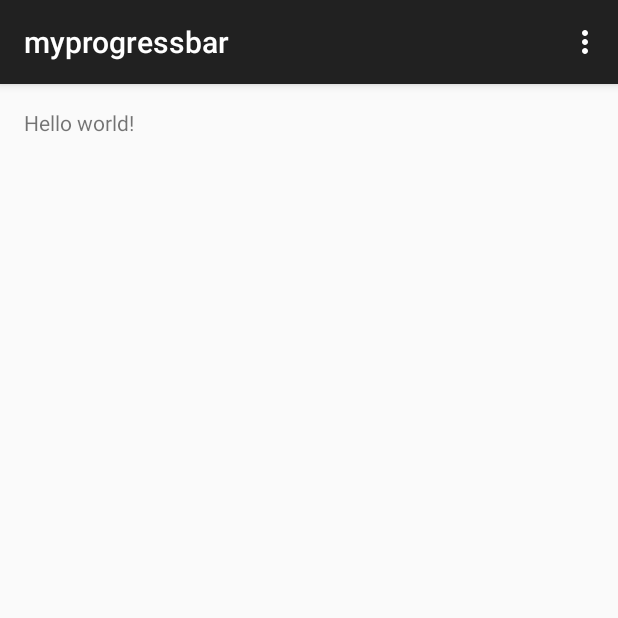
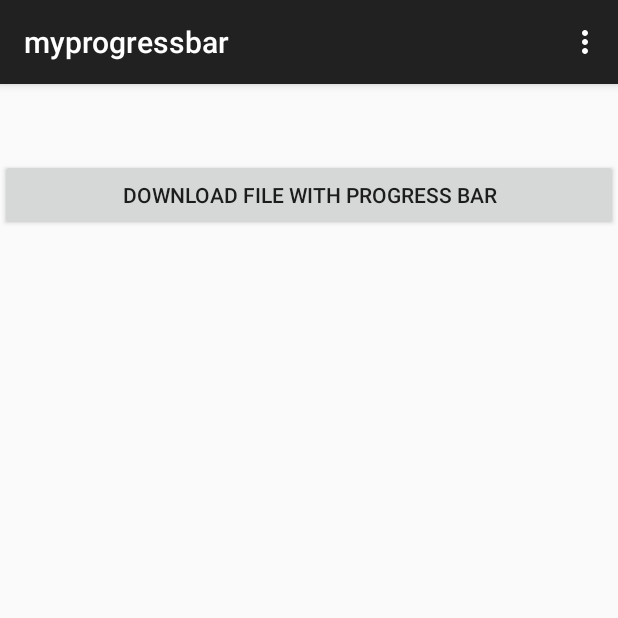
Before and after one commit to Arron333/progressbar_app, an Android app: the screen it shows after launch (MainActivity), on a phone screen of 412 x 824 dp, the top half of it. Run offline under Robolectric (Android 15) with nearby library versions, the phone set to English and light mode, and no system bars.

Commit message:
XML added, button and imageview

```diff
--- a/app/src/main/res/layout/main.xml
+++ b/app/src/main/res/layout/main.xml
@@ -1,11 +1,19 @@
-<RelativeLayout xmlns:android="http://schemas.android.com/apk/res/android"
-    xmlns:tools="http://schemas.android.com/tools" android:layout_width="match_parent"
-    android:layout_height="match_parent" android:paddingLeft="@dimen/activity_horizontal_margin"
-    android:paddingRight="@dimen/activity_horizontal_margin"
-    android:paddingTop="@dimen/activity_vertical_margin"
-    android:paddingBottom="@dimen/activity_vertical_margin" tools:context=".MainActivity">
+<?xml version="1.0" encoding="utf-8"?>
+<LinearLayout xmlns:android="http://schemas.android.com/apk/res/android"
+    android:layout_width="fill_parent"
+    android:layout_height="fill_parent"
+    android:orientation="vertical" >
 
-    <TextView android:text="@string/hello_world" android:layout_width="wrap_content"
-        android:layout_height="wrap_content" />
+    <!-- Download Button -->
+    <Button android:id="@+id/btnProgressBar"
+        android:layout_width="match_parent"
+        android:layout_height="wrap_content"
+        android:text="Download File with Progress Bar"
+        android:layout_marginTop="50dip"/>
 
-</RelativeLayout>
+    <!-- Image view to show image after downloading -->
+    <ImageView android:id="@+id/my_image"
+        android:layout_width="fill_parent"
+        android:layout_height="wrap_content"/>
+
+</LinearLayout>
```
